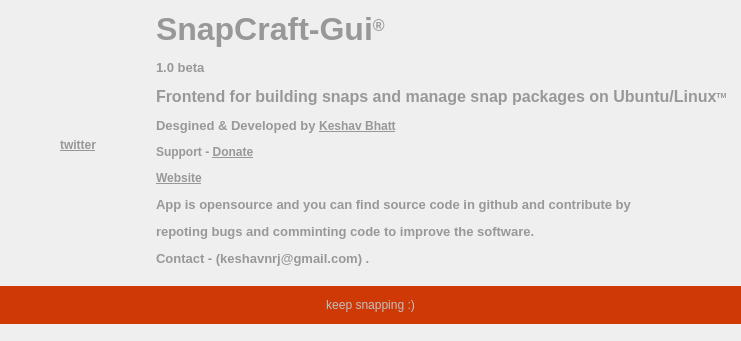
First picture: the form in snapcraft-qt/aboutdialog.ui, repository snapcraft-gui/snapcraft-gui, before the edit.
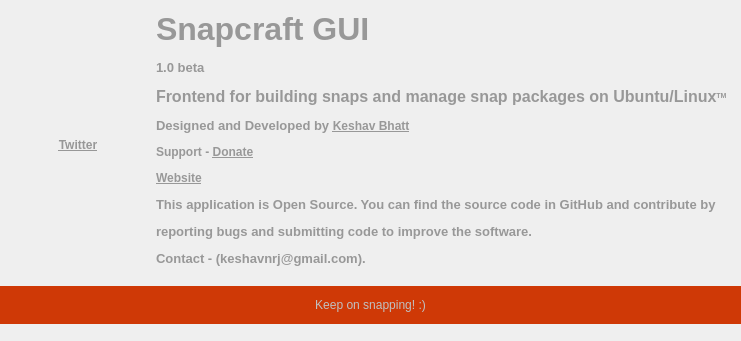
Second picture: the form after the edit. Icons and pictures are not drawn.

Commit message: Fix typos, closes #22

The edit to the form file:
```diff
--- a/snapcraft-qt/aboutdialog.ui
+++ b/snapcraft-qt/aboutdialog.ui
@@ -68,7 +68,7 @@
        <item>
         <widget class="QLabel" name="label">
          <property name="text">
-          <string>&lt;html&gt;&lt;head/&gt;&lt;body&gt;&lt;p align=&quot;center&quot;&gt;&lt;img src=&quot;:/images/images/logo2.png&quot;/&gt;&lt;/p&gt;&lt;p align=&quot;center&quot;&gt;&lt;a href=&quot;https://twitter.com/keshavmail68&quot;&gt;&lt;span style=&quot; font-weight:600; text-decoration: underline; color:#979797;&quot;&gt;twitter&lt;/span&gt;&lt;/a&gt;&lt;/p&gt;&lt;/body&gt;&lt;/html&gt;</string>
+          <string>&lt;html&gt;&lt;head/&gt;&lt;body&gt;&lt;p align=&quot;center&quot;&gt;&lt;img src=&quot;:/images/images/logo2.png&quot;/&gt;&lt;/p&gt;&lt;p align=&quot;center&quot;&gt;&lt;a href=&quot;https://twitter.com/keshavmail68&quot;&gt;&lt;span style=&quot; font-weight:600; text-decoration: underline; color:#979797;&quot;&gt;Twitter&lt;/span&gt;&lt;/a&gt;&lt;/p&gt;&lt;/body&gt;&lt;/html&gt;</string>
          </property>
          <property name="scaledContents">
           <bool>true</bool>
@@ -97,7 +97,7 @@
           <number>1</number>
          </property>
          <property name="text">
-          <string>&lt;html&gt;&lt;head/&gt;&lt;body&gt;&lt;p&gt;&lt;span style=&quot; font-size:24pt; font-weight:600; color:#989898;&quot;&gt;SnapCraft-Gui&lt;/span&gt;&lt;span style=&quot; font-size:18pt; font-weight:600; color:#989898; vertical-align:super;&quot;&gt;®&lt;/span&gt;&lt;/p&gt;&lt;p&gt;&lt;span style=&quot; font-size:10pt; font-weight:600; color:#989898;&quot;&gt;1.0 beta&lt;/span&gt;&lt;/p&gt;&lt;p&gt;&lt;span style=&quot; font-size:12pt; font-weight:600; color:#989898;&quot;&gt;Frontend for building snaps and manage snap packages on Ubuntu/Linux&lt;/span&gt;&lt;span style=&quot; font-size:8pt; font-weight:600; color:#989898; vertical-align:super;&quot;&gt;TM&lt;/span&gt;&lt;/p&gt;&lt;p&gt;&lt;span style=&quot; font-size:10pt; font-weight:600; color:#989898;&quot;&gt;Desgined &amp;amp; Developed by &lt;/span&gt;&lt;a href=&quot;https://facebook.com/keshav.bhatt.393&quot;&gt;&lt;span style=&quot; font-weight:600; text-decoration: underline; color:#989898;&quot;&gt;Keshav Bhatt&lt;/span&gt;&lt;/a&gt;&lt;/p&gt;&lt;p&gt;&lt;span style=&quot; font-weight:600; color:#989898;&quot;&gt;Support - &lt;/span&gt;&lt;a href=&quot;http://armybharti.in/donate.html&quot;&gt;&lt;span style=&quot; font-weight:600; text-decoration: underline; color:#989898;&quot;&gt;Donate&lt;/span&gt;&lt;/a&gt;&lt;/p&gt;&lt;p&gt;&lt;a href=&quot;http://ktechpit.com&quot;&gt;&lt;span style=&quot; font-weight:600; text-decoration: underline; color:#989898;&quot;&gt;Website&lt;/span&gt;&lt;/a&gt;&lt;/p&gt;&lt;p&gt;&lt;span style=&quot; font-size:10pt; font-weight:600; color:#989898;&quot;&gt;App is opensource and you can find source code in github and contribute by &lt;/span&gt;&lt;/p&gt;&lt;p&gt;&lt;span style=&quot; font-size:10pt; font-weight:600; color:#989898;&quot;&gt;repoting bugs and comminting code to improve the software.&lt;/span&gt;&lt;/p&gt;&lt;p&gt;&lt;span style=&quot; font-size:10pt; font-weight:600; color:#989898;&quot;&gt;Contact - (keshavnrj@gmail.com) .&lt;/span&gt;&lt;br/&gt;&lt;/p&gt;&lt;/body&gt;&lt;/html&gt;</string>
+          <string>&lt;html&gt;&lt;head/&gt;&lt;body&gt;&lt;p&gt;&lt;span style=&quot; font-size:24pt; font-weight:600; color:#989898;&quot;&gt;Snapcraft GUI&lt;/span&gt;&lt;/p&gt;&lt;p&gt;&lt;span style=&quot; font-size:10pt; font-weight:600; color:#989898;&quot;&gt;1.0 beta&lt;/span&gt;&lt;/p&gt;&lt;p&gt;&lt;span style=&quot; font-size:12pt; font-weight:600; color:#989898;&quot;&gt;Frontend for building snaps and manage snap packages on Ubuntu/Linux&lt;/span&gt;&lt;span style=&quot; font-size:8pt; font-weight:600; color:#989898; vertical-align:super;&quot;&gt;TM&lt;/span&gt;&lt;/p&gt;&lt;p&gt;&lt;span style=&quot; font-size:10pt; font-weight:600; color:#989898;&quot;&gt;Designed and Developed by &lt;/span&gt;&lt;a href=&quot;https://facebook.com/keshav.bhatt.393&quot;&gt;&lt;span style=&quot; font-weight:600; text-decoration: underline; color:#989898;&quot;&gt;Keshav Bhatt&lt;/span&gt;&lt;/a&gt;&lt;/p&gt;&lt;p&gt;&lt;span style=&quot; font-weight:600; color:#989898;&quot;&gt;Support - &lt;/span&gt;&lt;a href=&quot;http://armybharti.in/donate.html&quot;&gt;&lt;span style=&quot; font-weight:600; text-decoration: underline; color:#989898;&quot;&gt;Donate&lt;/span&gt;&lt;/a&gt;&lt;/p&gt;&lt;p&gt;&lt;a href=&quot;http://ktechpit.com&quot;&gt;&lt;span style=&quot; font-weight:600; text-decoration: underline; color:#989898;&quot;&gt;Website&lt;/span&gt;&lt;/a&gt;&lt;/p&gt;&lt;p&gt;&lt;span style=&quot; font-size:10pt; font-weight:600; color:#989898;&quot;&gt;This application is Open Source. You can find the source code in GitHub and contribute by &lt;/span&gt;&lt;/p&gt;&lt;p&gt;&lt;span style=&quot; font-size:10pt; font-weight:600; color:#989898;&quot;&gt;reporting bugs and submitting code to improve the software.&lt;/span&gt;&lt;/p&gt;&lt;p&gt;&lt;span style=&quot; font-size:10pt; font-weight:600; color:#989898;&quot;&gt;Contact - (keshavnrj@gmail.com).&lt;/span&gt;&lt;br/&gt;&lt;/p&gt;&lt;/body&gt;&lt;/html&gt;</string>
          </property>
          <property name="scaledContents">
           <bool>true</bool>
@@ -132,7 +132,7 @@
 color:silver;</string>
        </property>
        <property name="text">
-        <string>&lt;html&gt;&lt;head/&gt;&lt;body&gt;&lt;p align=&quot;center&quot;&gt;&lt;span style=&quot; color:silver;&quot;&gt;keep snapping :)&lt;/span&gt;&lt;/p&gt;&lt;/body&gt;&lt;/html&gt;</string>
+        <string>&lt;html&gt;&lt;head/&gt;&lt;body&gt;&lt;p align=&quot;center&quot;&gt;&lt;span style=&quot; color:#c0c0c0;&quot;&gt;Keep on snapping! :)&lt;/span&gt;&lt;/p&gt;&lt;/body&gt;&lt;/html&gt;</string>
        </property>
       </widget>
      </item>
```
